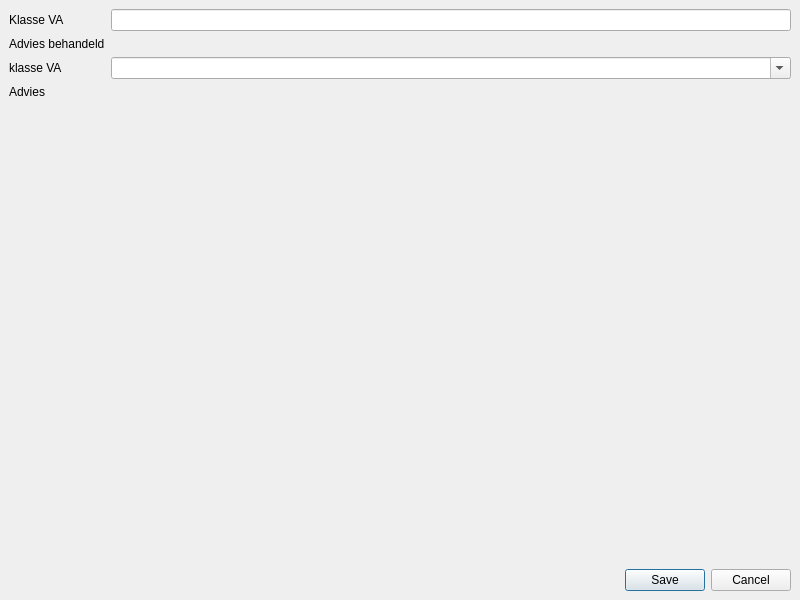
Qt form ui_parcelwindow.ui (DOV-Vlaanderen/erosiebezwaren) before a commit.
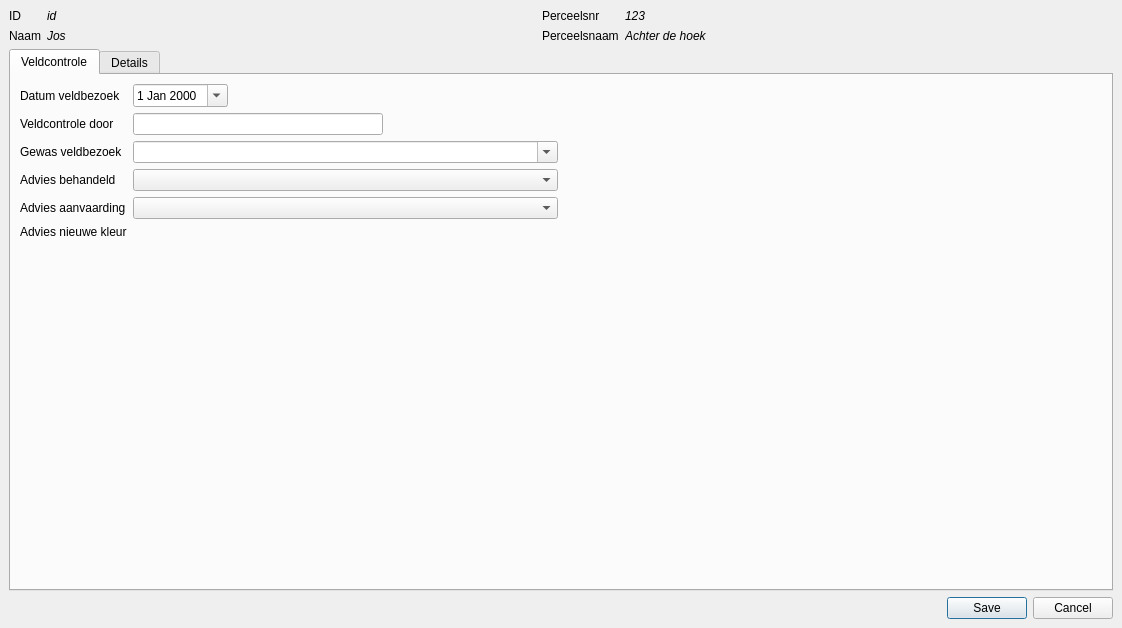
The same form after that commit. Custom widgets are drawn as their Qt base class.

What changed in the file:
```diff
--- a/ui_parcelwindow.ui
+++ b/ui_parcelwindow.ui
@@ -9,8 +9,8 @@
    <rect>
     <x>0</x>
     <y>0</y>
-    <width>800</width>
-    <height>600</height>
+    <width>1122</width>
+    <height>628</height>
    </rect>
   </property>
   <property name="windowTitle">
@@ -19,60 +19,266 @@
   <widget class="QWidget" name="centralwidget">
    <layout class="QVBoxLayout" name="verticalLayout">
     <item>
-     <layout class="QVBoxLayout" name="verticalLayout_2">
-      <item>
-       <layout class="QFormLayout" name="formLayout">
-        <property name="fieldGrowthPolicy">
-         <enum>QFormLayout::AllNonFixedFieldsGrow</enum>
+     <layout class="QGridLayout" name="gridLayout">
+      <item row="1" column="2">
+       <widget class="QLabel" name="label_4">
+        <property name="sizePolicy">
+         <sizepolicy hsizetype="Maximum" vsizetype="Preferred">
+          <horstretch>0</horstretch>
+          <verstretch>0</verstretch>
+         </sizepolicy>
         </property>
-        <item row="0" column="0">
-         <widget class="QLabel" name="lbl_gewas">
-          <property name="text">
-           <string>Klasse VA</string>
-          </property>
-         </widget>
-        </item>
-        <item row="0" column="1">
-         <widget class="QLineEdit" name="led_gewas"/>
-        </item>
-        <item row="1" column="0">
-         <widget class="QLabel" name="lbl_advBehandeld">
-          <property name="text">
-           <string>Advies behandeld</string>
-          </property>
-         </widget>
-        </item>
-        <item row="1" column="1">
-         <widget class="BooleanButton" name="btn_advBehandeld" native="true"/>
-        </item>
-        <item row="2" column="0">
-         <widget class="QLabel" name="lbl_gewasBezoek">
-          <property name="text">
-           <string>klasse VA</string>
-          </property>
-         </widget>
-        </item>
-        <item row="2" column="1">
-         <widget class="QComboBox" name="cmb_gewasBezoek">
-          <property name="editable">
-           <bool>true</bool>
-          </property>
-         </widget>
-        </item>
-        <item row="3" column="0">
-         <widget class="QLabel" name="label_2">
-          <property name="text">
-           <string>Advies</string>
-          </property>
-         </widget>
-        </item>
-        <item row="3" column="1">
-         <widget class="SensitivityButtonBox" name="sensitivity" native="true"/>
-        </item>
-       </layout>
+        <property name="text">
+         <string>Perceelsnaam</string>
+        </property>
+       </widget>
+      </item>
+      <item row="1" column="0">
+       <widget class="QLabel" name="label_2">
+        <property name="sizePolicy">
+         <sizepolicy hsizetype="Maximum" vsizetype="Preferred">
+          <horstretch>0</horstretch>
+          <verstretch>0</verstretch>
+         </sizepolicy>
+        </property>
+        <property name="text">
+         <string>Naam</string>
+        </property>
+       </widget>
+      </item>
+      <item row="0" column="2">
+       <widget class="QLabel" name="label_3">
+        <property name="sizePolicy">
+         <sizepolicy hsizetype="Maximum" vsizetype="Preferred">
+          <horstretch>0</horstretch>
+          <verstretch>0</verstretch>
+         </sizepolicy>
+        </property>
+        <property name="text">
+         <string>Perceelsnr</string>
+        </property>
+       </widget>
+      </item>
+      <item row="0" column="0">
+       <widget class="QLabel" name="label">
+        <property name="sizePolicy">
+         <sizepolicy hsizetype="Maximum" vsizetype="Preferred">
+          <horstretch>0</horstretch>
+          <verstretch>0</verstretch>
+         </sizepolicy>
+        </property>
+        <property name="styleSheet">
+         <string notr="true"/>
+        </property>
+        <property name="text">
+         <string>ID</string>
+        </property>
+        <property name="alignment">
+         <set>Qt::AlignLeading|Qt::AlignLeft|Qt::AlignVCenter</set>
+        </property>
+       </widget>
+      </item>
+      <item row="0" column="1">
+       <widget class="QLabel" name="label_11">
+        <property name="styleSheet">
+         <string notr="true">* { font-style: italic; }</string>
+        </property>
+        <property name="text">
+         <string>id</string>
+        </property>
+       </widget>
+      </item>
+      <item row="1" column="1">
+       <widget class="QLabel" name="label_12">
+        <property name="styleSheet">
+         <string notr="true">* { font-style: italic; }</string>
+        </property>
+        <property name="text">
+         <string>Jos</string>
+        </property>
+       </widget>
+      </item>
+      <item row="0" column="3">
+       <widget class="QLabel" name="label_13">
+        <property name="styleSheet">
+         <string notr="true">* { font-style: italic; }</string>
+        </property>
+        <property name="text">
+         <string>123</string>
+        </property>
+       </widget>
+      </item>
+      <item row="1" column="3">
+       <widget class="QLabel" name="label_14">
+        <property name="styleSheet">
+         <string notr="true">* { font-style: italic; }</string>
+        </property>
+        <property name="text">
+         <string>Achter de hoek</string>
+        </property>
+       </widget>
       </item>
      </layout>
     </item>
+    <item>
+     <widget class="QTabWidget" name="tabWidget">
+      <property name="currentIndex">
+       <number>0</number>
+      </property>
+      <widget class="QWidget" name="tab">
+       <attribute name="title">
+        <string>Veldcontrole</string>
+       </attribute>
+       <layout class="QHBoxLayout" name="horizontalLayout">
+        <item>
+         <layout class="QVBoxLayout" name="verticalLayout_3">
+          <item>
+           <layout class="QFormLayout" name="formLayout">
+            <property name="fieldGrowthPolicy">
+             <enum>QFormLayout::AllNonFixedFieldsGrow</enum>
+            </property>
+            <item row="0" column="0">
+             <widget class="QLabel" name="label_5">
+              <property name="text">
+               <string>Datum veldbezoek</string>
+              </property>
+             </widget>
+            </item>
+            <item row="0" column="1">
+             <widget class="QDateEdit" name="dateEdit">
+              <property name="sizePolicy">
+               <sizepolicy hsizetype="Maximum" vsizetype="Fixed">
+                <horstretch>0</horstretch>
+                <verstretch>0</verstretch>
+               </sizepolicy>
+              </property>
+              <property name="calendarPopup">
+               <bool>true</bool>
+              </property>
+             </widget>
+            </item>
+            <item row="2" column="0">
+             <widget class="QLabel" name="label_7">
+              <property name="text">
+               <string>Veldcontrole door</string>
+              </property>
+             </widget>
+            </item>
+            <item row="2" column="1">
+             <widget class="QLineEdit" name="lineEdit">
+              <property name="sizePolicy">
+               <sizepolicy hsizetype="Maximum" vsizetype="Fixed">
+                <horstretch>0</horstretch>
+                <verstretch>0</verstretch>
+               </sizepolicy>
+              </property>
+              <property name="minimumSize">
+               <size>
+                <width>250</width>
+                <height>0</height>
+               </size>
+              </property>
+             </widget>
+            </item>
+            <item row="3" column="0">
+             <widget class="QLabel" name="label_8">
+              <property name="text">
+               <string>Gewas veldbezoek</string>
+              </property>
+             </widget>
+            </item>
+            <item row="3" column="1">
+             <widget class="QComboBox" name="comboBox">
+              <property name="editable">
+               <bool>true</bool>
+              </property>
+             </widget>
+            </item>
+            <item row="4" column="0">
+             <widget class="QLabel" name="label_9">
+              <property name="text">
+               <string>Advies behandeld</string>
+              </property>
+             </widget>
+            </item>
+            <item row="4" column="1">
+             <widget class="QComboBox" name="comboBox_2"/>
+            </item>
+            <item row="5" column="0">
+             <widget class="QLabel" name="label_6">
+              <property name="text">
+               <string>Advies aanvaarding</string>
+              </property>
+             </widget>
+            </item>
+            <item row="6" column="0">
+             <widget class="QLabel" name="label_10">
+              <property name="text">
+               <string>Advies nieuwe kleur</string>
+              </property>
+             </widget>
+            </item>
+            <item row="6" column="1">
+             <widget class="SensitivityButtonBox" name="widget" native="true"/>
+            </item>
+            <item row="5" column="1">
+             <widget class="QComboBox" name="comboBox_3"/>
+            </item>
+           </layout>
+          </item>
+          <item>
+           <spacer name="verticalSpacer_2">
+            <property name="orientation">
+             <enum>Qt::Vertical</enum>
+            </property>
+            <property name="sizeHint" stdset="0">
+             <size>
+              <width>20</width>
+              <height>40</height>
+             </size>
+            </property>
+           </spacer>
+          </item>
+          <item>
+           <widget class="TitledTextEdit" name="edt_opmerkingen" native="true"/>
+          </item>
+         </layout>
+        </item>
+        <item>
+         <layout class="QVBoxLayout" name="verticalLayout_2">
+          <item>
+           <widget class="TitledTextEdit" name="edt_watererosie" native="true"/>
+          </item>
+          <item>
+           <widget class="TitledTextEdit" name="edt_bewerkingserosie" native="true"/>
+          </item>
+          <item>
+           <widget class="TitledTextEdit" name="edt_andereobservaties" native="true"/>
+          </item>
+          <item>
+           <spacer name="verticalSpacer">
+            <property name="orientation">
+             <enum>Qt::Vertical</enum>
+            </property>
+            <property name="sizeHint" stdset="0">
+             <size>
+              <width>20</width>
+              <height>40</height>
+             </size>
+            </property>
+           </spacer>
+          </item>
+         </layout>
+        </item>
+       </layout>
+      </widget>
+      <widget class="QWidget" name="tab_2">
+       <attribute name="title">
+        <string>Details</string>
+       </attribute>
+      </widget>
+     </widget>
+    </item>
     <item>
      <widget class="QDialogButtonBox" name="buttonBox">
       <property name="standardButtons">
@@ -84,18 +290,18 @@
   </widget>
  </widget>
  <customwidgets>
-  <customwidget>
-   <class>BooleanButton</class>
-   <extends>QWidget</extends>
-   <header>widgets/booleanbutton.h</header>
-   <container>1</container>
-  </customwidget>
   <customwidget>
    <class>SensitivityButtonBox</class>
    <extends>QWidget</extends>
    <header>widgets/sensitivitybuttonbox.h</header>
    <container>1</container>
   </customwidget>
+  <customwidget>
+   <class>TitledTextEdit</class>
+   <extends>QWidget</extends>
+   <header>widgets/titledtextedit.h</header>
+   <container>1</container>
+  </customwidget>
  </customwidgets>
  <resources/>
  <connections/>
```
